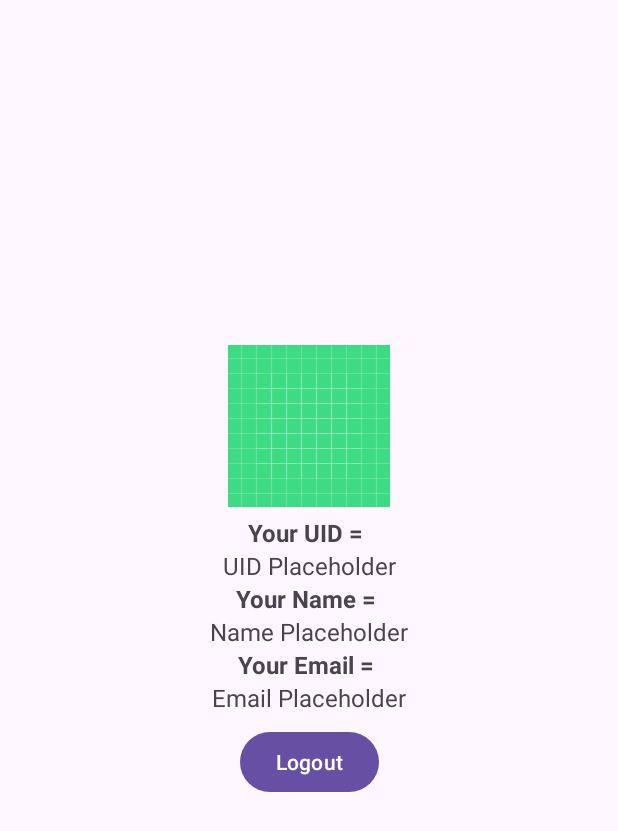
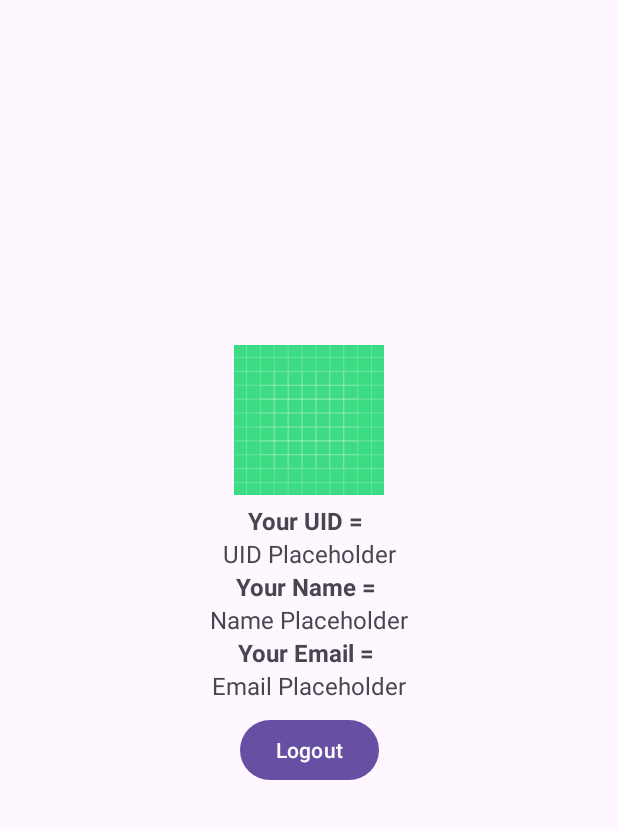
Before and after one commit to PutraGandaD/SimpleFirebaseAuthAndroid_Exercise, an Android app: the layout activity_dashboard.xml on its own in the app's theme, with its tools: preview values and no code run, on a phone screen of 412 x 824 dp. Shown: the top 831 px of the screen. Run offline under Robolectric (Android 15) with nearby library versions, the phone set to English and light mode, and no system bars.

```diff
--- a/app/src/main/res/layout/activity_dashboard.xml
+++ b/app/src/main/res/layout/activity_dashboard.xml
@@ -8,14 +8,13 @@
 
     <ImageView
         android:id="@+id/iv_account"
-        android:layout_width="wrap_content"
-        android:layout_height="wrap_content"
+        android:layout_width="100dp"
+        android:layout_height="100dp"
         android:layout_marginTop="230dp"
         android:src="@drawable/ic_launcher_background"
         app:layout_constraintEnd_toEndOf="parent"
         app:layout_constraintStart_toStartOf="parent"
         app:layout_constraintTop_toTopOf="parent" />
-
 
     <TextView
         android:id="@+id/tv_title_uid"
```
Also changed, not shown: app/src/main/java/com/putragandad/simplefirebaseexercise/DashboardActivity.kt (+9 -1 lines).
